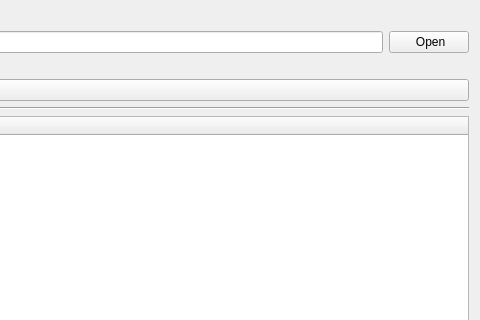
Old version of the form rqt_speech_testing/resource/SpeechTest.ui in the repository HLP-R/speech; both pictures show x 526 to 1006 and y 0 to 320 of the 1006 by 488 pixel window.
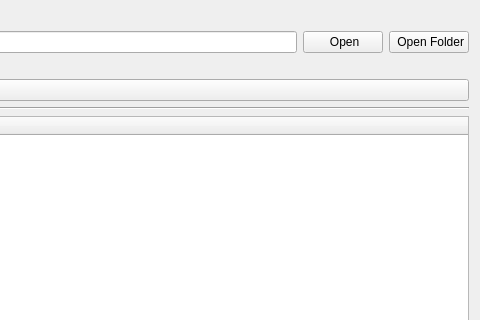
New version of the form. Icons and pictures are not drawn.

Commit message: Add support for opening a folder of .wav files for recognition

```diff
--- a/rqt_speech_testing/resource/SpeechTest.ui
+++ b/rqt_speech_testing/resource/SpeechTest.ui
@@ -30,6 +30,16 @@
      <item row="1" column="1">
       <widget class="QLineEdit" name="location"/>
      </item>
+     <item row="1" column="3">
+      <widget class="QPushButton" name="openFolderButton">
+       <property name="text">
+        <string> Open Folder</string>
+       </property>
+       <property name="icon">
+        <iconset theme="folder"/>
+       </property>
+      </widget>
+     </item>
      <item row="0" column="1">
       <widget class="QLabel" name="label">
        <property name="text">
```
Left out of the diff: 22 changed lines with no effect on the pictures. The commit also changes 1 other file.
